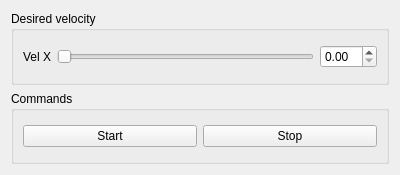
Before: the Qt Designer form src/gui/ui/walking_gui_widget.ui in ADVRHumanoids/boundedness_walking, drawn with Qt 5.
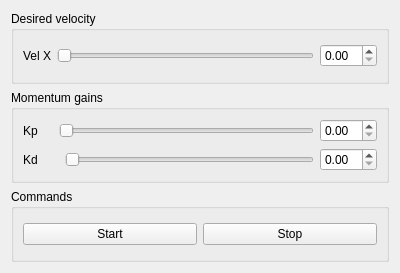
After: the same form once the commit is applied.

Commit message: Adding momentum controller

```diff
--- a/src/gui/ui/walking_gui_widget.ui
+++ b/src/gui/ui/walking_gui_widget.ui
@@ -7,7 +7,7 @@
     <x>0</x>
     <y>0</y>
     <width>400</width>
-    <height>175</height>
+    <height>273</height>
    </rect>
   </property>
   <property name="windowTitle">
@@ -40,6 +40,73 @@
      </layout>
     </widget>
    </item>
+   <item>
+    <widget class="QGroupBox" name="groupBox_3">
+     <property name="title">
+      <string>Momentum gains</string>
+     </property>
+     <layout class="QGridLayout" name="gridLayout_2">
+      <item row="1" column="3">
+       <widget class="QDoubleSpinBox" name="spinBoxKd"/>
+      </item>
+      <item row="1" column="0">
+       <widget class="QLabel" name="labelX_5">
+        <property name="sizePolicy">
+         <sizepolicy hsizetype="Fixed" vsizetype="Preferred">
+          <horstretch>0</horstretch>
+          <verstretch>0</verstretch>
+         </sizepolicy>
+        </property>
+        <property name="minimumSize">
+         <size>
+          <width>30</width>
+          <height>0</height>
+         </size>
+        </property>
+        <property name="text">
+         <string>Kd</string>
+        </property>
+       </widget>
+      </item>
+      <item row="0" column="0">
+       <widget class="QLabel" name="labelX_2">
+        <property name="sizePolicy">
+         <sizepolicy hsizetype="Fixed" vsizetype="Preferred">
+          <horstretch>0</horstretch>
+          <verstretch>0</verstretch>
+         </sizepolicy>
+        </property>
+        <property name="minimumSize">
+         <size>
+          <width>30</width>
+          <height>0</height>
+         </size>
+        </property>
+        <property name="text">
+         <string>Kp</string>
+        </property>
+       </widget>
+      </item>
+      <item row="0" column="1" colspan="2">
+       <widget class="QSlider" name="sliderKp">
+        <property name="orientation">
+         <enum>Qt::Horizontal</enum>
+        </property>
+       </widget>
+      </item>
+      <item row="1" column="2">
+       <widget class="QSlider" name="sliderKd">
+        <property name="orientation">
+         <enum>Qt::Horizontal</enum>
+        </property>
+       </widget>
+      </item>
+      <item row="0" column="3">
+       <widget class="QDoubleSpinBox" name="spinBoxKp"/>
+      </item>
+     </layout>
+    </widget>
+   </item>
    <item>
     <widget class="QGroupBox" name="groupBox_2">
      <property name="title">
```
The commit also changes 7 other files.
